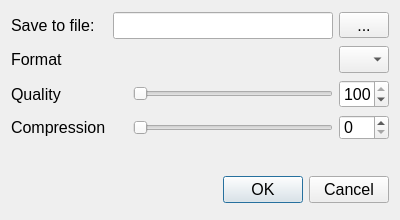
Before: the Qt Designer form src/forms/dialogexportimage.ui in socnetv/app, drawn with Qt 5.
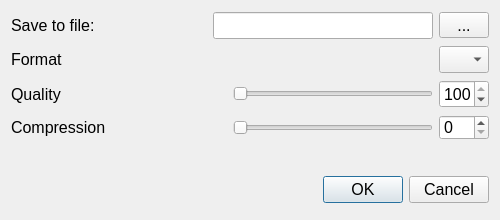
After: the same form once the commit is applied.

Patch:
```diff
--- a/src/forms/dialogexportimage.ui
+++ b/src/forms/dialogexportimage.ui
@@ -6,13 +6,13 @@
    <rect>
     <x>0</x>
     <y>0</y>
-    <width>400</width>
+    <width>500</width>
     <height>220</height>
    </rect>
   </property>
   <property name="minimumSize">
    <size>
-    <width>400</width>
+    <width>500</width>
     <height>220</height>
    </size>
   </property>
```
